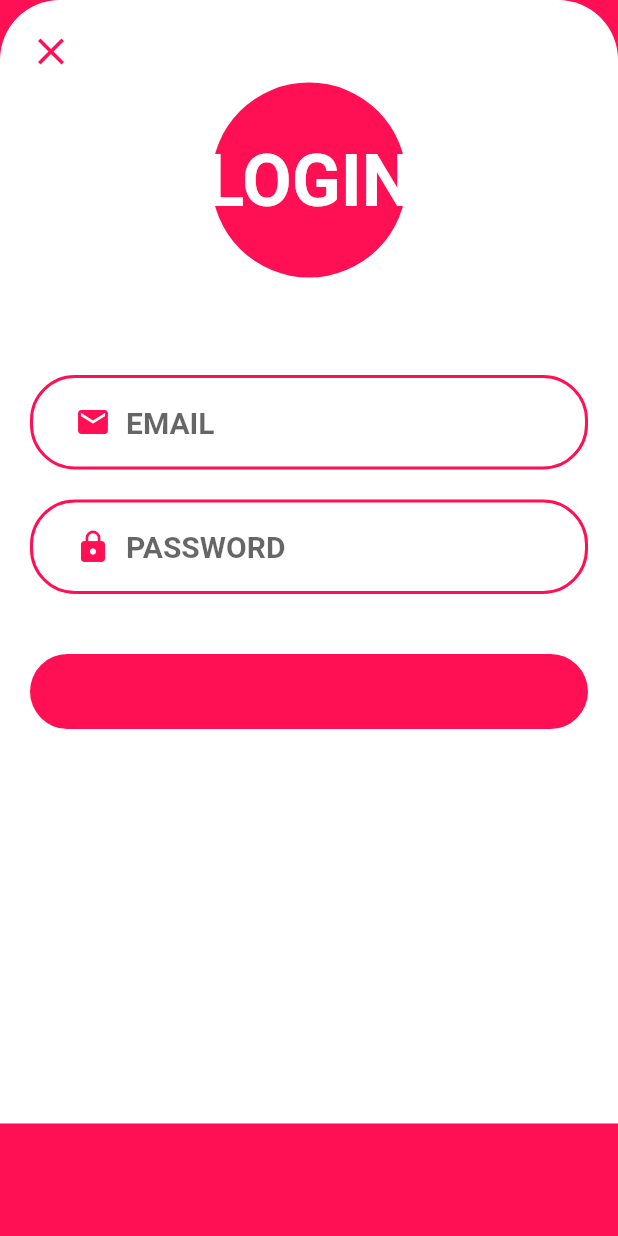
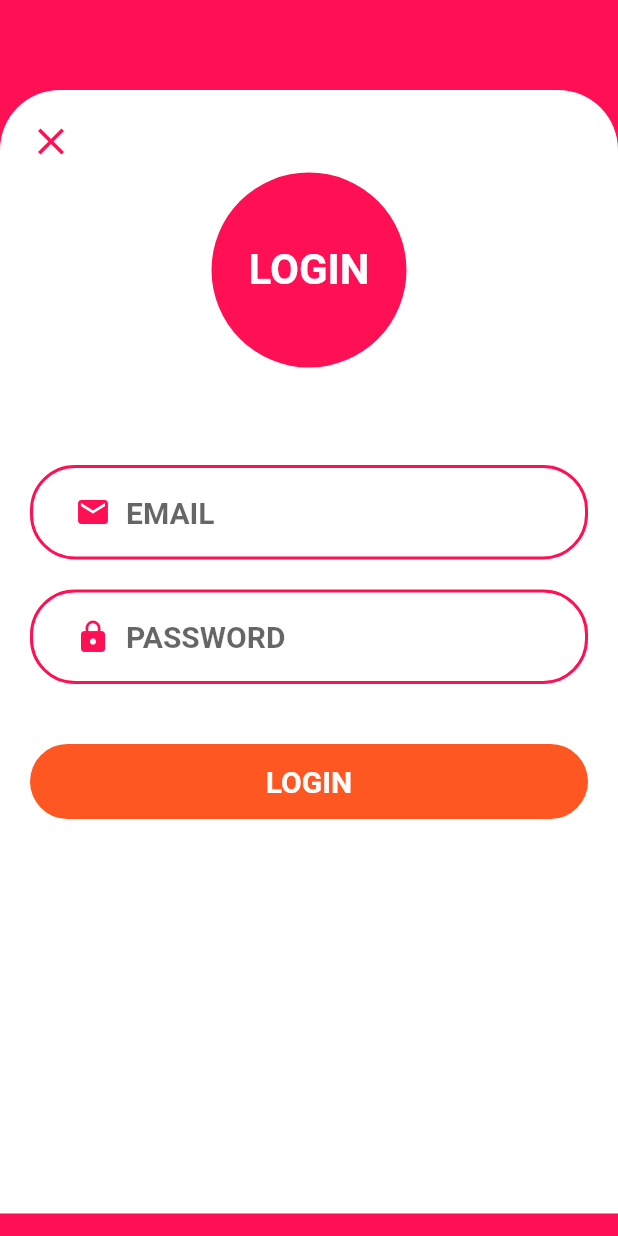
Before and after one commit to hammad-tariq/flutter-app-architecture, a Flutter app: the LoginPage screen opened directly, on a phone screen of 412 x 824 dp. Run offline on Flutter 3.47's test engine with Material 2 defaults, Android fonts, the phone set to English and light mode, and no system bars; our stand-ins replace bloc, dartz, data_connection_checker, equatable, flutter_bloc, shared_preferences; accounts and stored records are empty.

Commit message:
Arch improvements.

```diff
--- a/lib/l10n/app_ar.arb
+++ b/lib/l10n/app_ar.arb
@@ -1,6 +1,3 @@
 {
-  "helloWorld": "Hello World!",
-  "@helloWorld": {
-    "description": "The conventional newborn programmer greeting"
-  }
+  "@helloWorld": "Hello World!"
 }
--- a/lib/l10n/app_en.arb
+++ b/lib/l10n/app_en.arb
@@ -1,3 +1,3 @@
 {
-  "helloWorld": "!مرحبا بالعالم",
+  "@helloWorld": "!مرحبا بالعالم"
 }
--- a/lib/src/core/app.dart
+++ b/lib/src/core/app.dart
@@ -1,7 +1,7 @@
 import 'package:flutter/material.dart';
+import 'package:flutter_app/src/features/login/presentation/pages/login_page.dart';
 import 'package:flutter_localizations/flutter_localizations.dart';
 import 'package:flutter_app/src/core/theme.dart';
-import 'package:flutter_app/src/features/listing/presentation/pages/listing_page.dart';
 
 class App extends StatefulWidget {
   @override
@@ -24,7 +24,7 @@ class _AppState extends State<App> {
         ],
         supportedLocales: supportedLocales,
         title: 'Demo App',
-        home: ListingPage(),
+        home: LoginPage(),
         debugShowCheckedModeBanner: false,
         theme: lightTheme);
   }
--- a/lib/src/core/theme.dart
+++ b/lib/src/core/theme.dart
@@ -21,7 +21,6 @@ const defaultRadius = 12.0;
 const TextStyle subTitleStyle = TextStyle(
   fontWeight: FontWeight.w200,
   fontSize: 18,
-  fontFamily: 'SharpSans',
   color: surfaceOnColor,
 );
 
@@ -44,7 +43,7 @@ ThemeData lightTheme = ThemeData.light().copyWith(
     canvasColor: Colors.transparent,
     splashColor: splashColor,
     textTheme: TextTheme(
-        title: titleStyle, subtitle: subTitleStyle, subhead: subHeadingStyle),
+        headline6: titleStyle, subtitle2: subTitleStyle, subtitle1: subHeadingStyle),
     appBarTheme: AppBarTheme(
         color: Color(0xff1f655d),
         actionsIconTheme: IconThemeData(color: Colors.white)));
--- a/lib/src/features/listing/presentation/bloc/listing_event.dart
+++ b/lib/src/features/listing/presentation/bloc/listing_event.dart
@@ -2,3 +2,8 @@ import 'package:flutter/material.dart';
 
 @immutable
 abstract class ListingEvent {}
+
+
+class SearchCustomer {
+
+}
--- a/lib/src/features/listing/presentation/pages/listing_page.dart
+++ b/lib/src/features/listing/presentation/pages/listing_page.dart
@@ -11,6 +11,10 @@ class _ListingPageState extends State<ListingPage> {
   @override
   Widget build(BuildContext context) {
     return Scaffold(
+      appBar: AppBar(
+        centerTitle: true,
+        title: Text('Customer listing'),
+      ),
       body: Container(
         child: Column(
           children: <Widget>[
--- a/lib/src/features/listing/presentation/widgets/customer_card_item.dart
+++ b/lib/src/features/listing/presentation/widgets/customer_card_item.dart
@@ -10,7 +10,7 @@ class CustomerCardItem extends StatelessWidget {
           decoration: new BoxDecoration(
               border: new Border(
                   right: new BorderSide(width: 1.0, color: Colors.white24))),
-          child: Icon(Icons.autorenew, color: Colors.white),
+          child: Icon(Icons.person, color: Colors.white),
         ),
         title: Text(
           "Customer Title",
--- a/lib/src/features/listing/presentation/widgets/search_field.dart
+++ b/lib/src/features/listing/presentation/widgets/search_field.dart
@@ -1,4 +1,5 @@
 import 'package:flutter/material.dart';
+import 'package:flutter_app/src/core/theme.dart';
 
 class SearchField extends StatelessWidget {
   @override
@@ -9,9 +10,11 @@ class SearchField extends StatelessWidget {
         onChanged: (value) {
           // TODO: implement callback.
         },
+        style: titleStyle,
         decoration: InputDecoration(
             labelText: "Search",
             hintText: "Search",
+            fillColor: splashColor,
             prefixIcon: Icon(Icons.search),
             border: OutlineInputBorder(
                 borderRadius: BorderRadius.all(Radius.circular(25.0)))),
--- a/lib/src/features/login/presentation/pages/login_page.dart
+++ b/lib/src/features/login/presentation/pages/login_page.dart
@@ -1,4 +1,5 @@
 import 'package:flutter/material.dart';
+import 'package:flutter_app/src/core/theme.dart';
 import 'package:flutter_app/src/features/login/presentation/bloc/bloc.dart';
 import 'package:flutter_app/src/features/login/presentation/widgets/input_field.dart';
 import 'package:flutter_app/src/features/login/presentation/widgets/login_button.dart';
@@ -36,10 +37,16 @@ class _LoginPageState extends State<LoginPage> {
             backgroundColor: Theme.of(context).primaryColor,
             body: DecoratedBox(
                 decoration: BoxDecoration(color: Theme.of(context).canvasColor),
-            child: ClipRRect(
+                child: Column(
+                  children: [
+                    SizedBox(
+                      height: 60,
+                    ),
+                    ClipRRect(
                       borderRadius: BorderRadius.only(
                           topLeft: Radius.circular(40.0),
                           topRight: Radius.circular(40.0)),
+                      child: Expanded(
                         child: Container(
                           child: ListView(
                             children: <Widget>[
@@ -51,7 +58,6 @@ class _LoginPageState extends State<LoginPage> {
                                       top: 10,
                                       child: IconButton(
                                         onPressed: () {
-                                Navigator.of(context).pop();
                                           _emailController.clear();
                                           _passwordController.clear();
                                         },
@@ -82,8 +88,8 @@ class _LoginPageState extends State<LoginPage> {
                                                 height: 130,
                                                 decoration: BoxDecoration(
                                                     shape: BoxShape.circle,
-                                          color:
-                                              Theme.of(context).primaryColor),
+                                                    color: Theme.of(context)
+                                                        .primaryColor),
                                               ),
                                               alignment: Alignment.center,
                                             ),
@@ -93,7 +99,7 @@ class _LoginPageState extends State<LoginPage> {
                                               child: Text(
                                                 "LOGIN",
                                                 style: TextStyle(
-                                        fontSize: 48,
+                                                  fontSize: 28,
                                                   fontWeight: FontWeight.bold,
                                                   color: Colors.white,
                                                 ),
@@ -105,14 +111,23 @@ class _LoginPageState extends State<LoginPage> {
                                       ),
                                     ),
                                     Padding(
-                            padding: EdgeInsets.only(bottom: 20, top: 60),
-                            child: inputWidget(Icon(Icons.email), "EMAIL",
-                                _emailController, false, context),
+                                      padding:
+                                          EdgeInsets.only(bottom: 20, top: 60),
+                                      child: inputWidget(
+                                          Icon(Icons.email),
+                                          "EMAIL",
+                                          _emailController,
+                                          false,
+                                          context),
                                     ),
                                     Padding(
                                       padding: EdgeInsets.only(bottom: 20),
-                            child: inputWidget(Icon(Icons.lock), "PASSWORD",
-                                _passwordController, true, context),
+                                      child: inputWidget(
+                                          Icon(Icons.lock),
+                                          "PASSWORD",
+                                          _passwordController,
+                                          true,
+                                          context),
                                     ),
                                     SizedBox(
                                       height: 20,
@@ -121,18 +136,22 @@ class _LoginPageState extends State<LoginPage> {
                                       padding: EdgeInsets.only(
                                           left: 20,
                                           right: 20,
-                                bottom:
-                                    MediaQuery.of(context).viewInsets.bottom),
+                                          bottom: MediaQuery.of(context)
+                                              .viewInsets
+                                              .bottom),
                                       child: Container(
                                         child: LoginButton(
                                           text: "LOGIN",
-                                splashColor: Theme.of(context).primaryColor,
-                                fillColor: Theme.of(context).primaryColor,
-                                highlightColor: Theme.of(context).primaryColor,
-                                textColor: Theme.of(context).primaryColor,
+                                          splashColor: whiteColor,
+                                          fillColor: splashColor,
+                                          highlightColor:
+                                              Theme.of(context).highlightColor,
+                                          textColor: whiteColor,
+
                                         ),
                                         height: 50,
-                              width: MediaQuery.of(context).size.width,
+                                        width:
+                                            MediaQuery.of(context).size.width,
                                       ),
                                     ),
                                     SizedBox(
@@ -149,7 +168,8 @@ class _LoginPageState extends State<LoginPage> {
                         ),
                       ),
                     ),
-        ));
+                  ],
+                ))));
   }
 
   void _loginUser() {
--- a/lib/src/features/login/presentation/widgets/login_button.dart
+++ b/lib/src/features/login/presentation/widgets/login_button.dart
@@ -1,4 +1,5 @@
 import 'package:flutter/material.dart';
+import 'package:flutter_app/src/features/listing/presentation/pages/listing_page.dart';
 
 class LoginButton extends StatelessWidget {
   final String text;
@@ -32,7 +33,10 @@ class LoginButton extends StatelessWidget {
             fontWeight: FontWeight.bold, color: textColor, fontSize: 20),
       ),
       onPressed: () {
-        // TODO: implement callback.
+        Navigator.push(
+          context,
+          MaterialPageRoute(builder: (context) => ListingPage()),
+        );
       },
     );
   }
--- a/pubspec.yaml
+++ b/pubspec.yaml
@@ -44,3 +44,4 @@ flutter:
   # the material Icons class.
 
   uses-material-design: true
+  generate: true
```
Also changed, not shown: pubspec.lock, 5 other files. Lines whose indentation alone changed are shown as unchanged.
